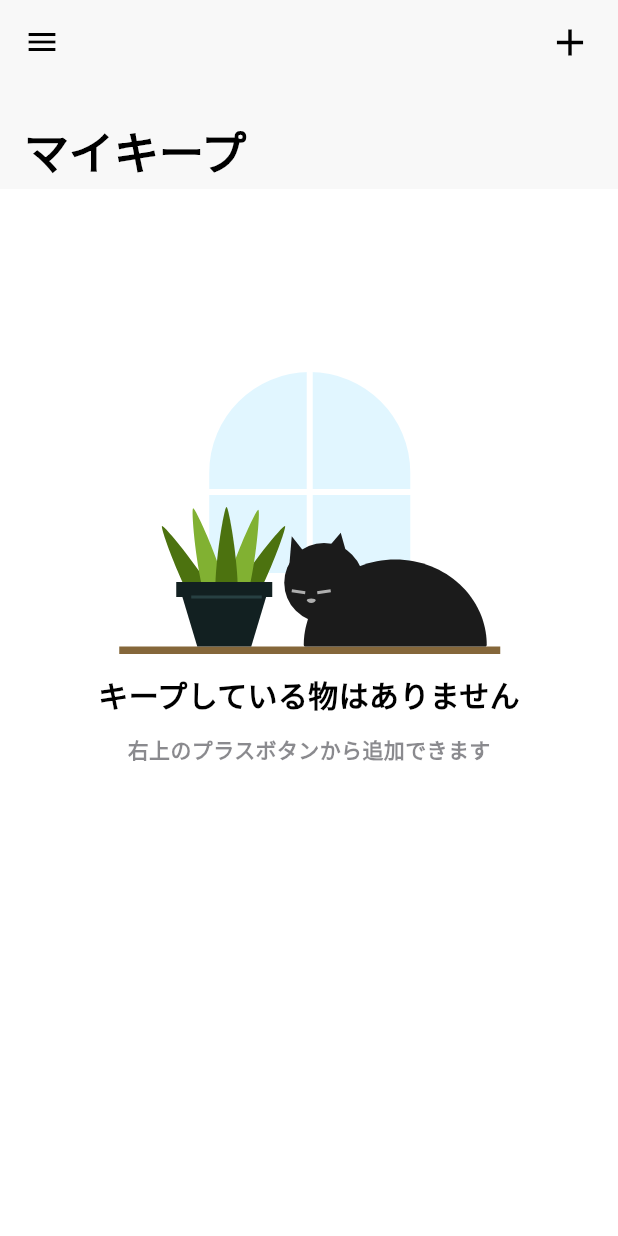
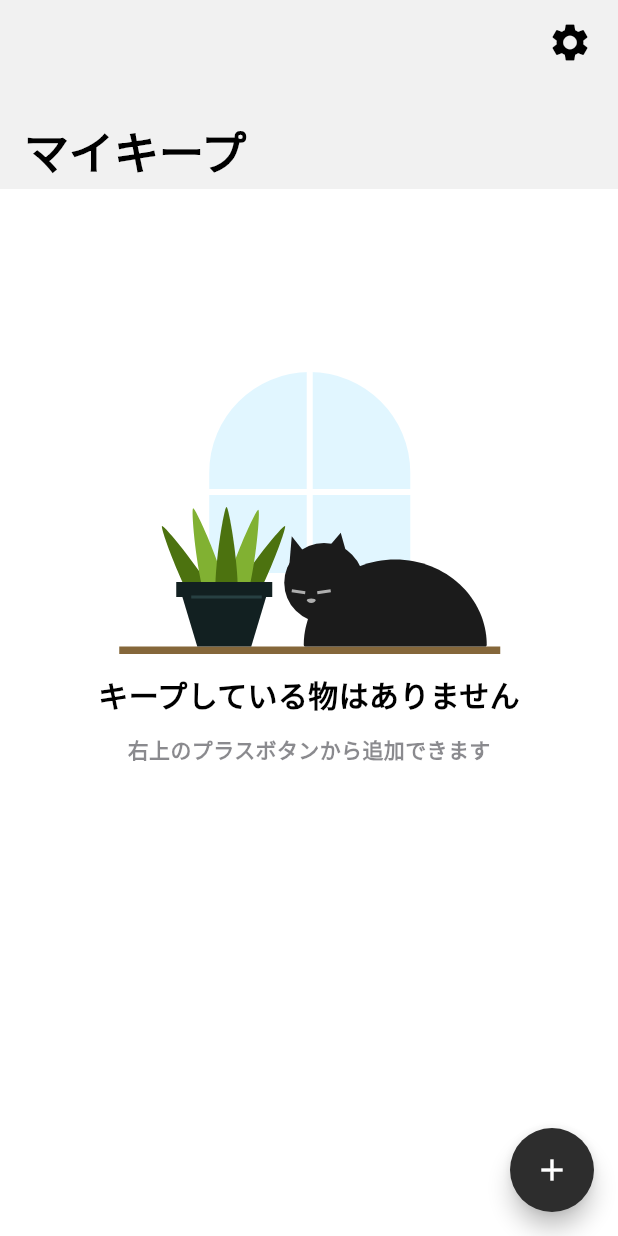
Before and after one commit to emusute1212/MyKeep, a Flutter app: the screen it shows after launch, on a phone screen of 412 x 824 dp. Run offline on Flutter 3.47's test engine with Material 3 defaults, Android fonts, the phone set to English and light mode, and no system bars; our stand-ins replace cached_network_image, drift, flutter_hooks, flutter_svg, flutter_svg_provider, freezed_annotation and 2 more; missing offline and left inert: metadata_fetch, receive_sharing_intent; accounts and stored records are empty; generated files the repository leaves out were written again.

```diff
--- a/lib/app.dart
+++ b/lib/app.dart
@@ -12,7 +12,9 @@ import 'package:mykeep/ui/share/share_view_model.dart';
 import 'package:mykeep/ui/share/state/share_state.dart';
 
 class App extends HookConsumerWidget {
-  const App({Key? key}) : super(key: key);
+  App({super.key});
+
+  final GlobalKey<ScaffoldState> _key = GlobalKey();
 
   @override
   Widget build(BuildContext context, WidgetRef ref) {
@@ -34,10 +36,11 @@ class App extends HookConsumerWidget {
     }, const []);
 
     return MaterialApp(
+      key: _key,
       title: 'My keep',
       theme: ThemeData(
         colorScheme: ColorScheme.fromSwatch(
-          backgroundColor: const Color(0xFFe5e5e5),
+          backgroundColor: const Color(0xFFF1F1F1),
         ),
         fontFamily: ".SF Pro Display",
       ),
@@ -62,19 +65,19 @@ class App extends HookConsumerWidget {
             physics: const BouncingScrollPhysics(),
             slivers: [
               SliverAppBar(
-                backgroundColor: const Color(0xFFF8F8F8),
+                backgroundColor: const Color(0xFFF1F1F1),
                 expandedHeight: 126,
                 stretch: true,
-                iconTheme: IconThemeData(color: Colors.black),
+                iconTheme: const IconThemeData(color: Colors.black),
                 actions: [
                   Padding(
                     padding: const EdgeInsets.all(8),
                     child: IconButton(
                       padding: EdgeInsets.zero,
                       onPressed: () {
-                        AddingPage.showAddingPage(context);
+                        _key.currentState!.openEndDrawer();
                       },
-                      icon: const Icon(Icons.add_sharp),
+                      icon: const Icon(Icons.settings),
                       iconSize: 30,
                     ),
                   ),
@@ -115,7 +118,7 @@ class App extends HookConsumerWidget {
                     ),
             ],
           ),
-          drawer: Drawer(
+          endDrawer: Drawer(
             child: ListView(
               children: Menus.values
                   .map((e) => ListTile(
@@ -127,6 +130,14 @@ class App extends HookConsumerWidget {
                       ))
                   .toList(),
             ),
+          ),
+          floatingActionButton: FloatingActionButton(
+            shape: const CircleBorder(),
+            backgroundColor: const Color(0xFF2D2D2D),
+            onPressed: () {
+              AddingPage.showAddingPage(context);
+            },
+            child: const Icon(Icons.add_sharp),
           ),
         );
       }),
--- a/lib/main.dart
+++ b/lib/main.dart
@@ -7,7 +7,7 @@ void main() {
     // For widgets to be able to read providers, we need to wrap the entire
     // application in a "ProviderScope" widget.
     // This is where the state of our providers will be stored.
-    const ProviderScope(
+    ProviderScope(
       child: App(),
     ),
   );
--- a/lib/ui/share/share_view_model.dart
+++ b/lib/ui/share/share_view_model.dart
@@ -23,7 +23,7 @@ class ShareViewModel extends StateNotifier<ShareState> {
     _intentDataStreamSubscription = ReceiveSharingIntent.getMediaStream()
         .listen((List<SharedMediaFile> stream) {
       for (var value in stream) {
-        _onNotifyUrl(value.message);
+        _onNotifyUrl(value.path);
       }
     }, onError: (err) {
       print("getLinkStream error: $err");
@@ -31,13 +31,13 @@ class ShareViewModel extends StateNotifier<ShareState> {
 
     ReceiveSharingIntent.getInitialMedia().then((media) {
       for (var value in media) {
-        _onNotifyUrl(value.message);
+        _onNotifyUrl(value.path);
       }
     });
   }
 
   void _onNotifyUrl(String? url) async {
-    print("Shareed Url is `$url`");
+    print("Shared Url is `$url`");
     if (url == null) return;
     _usecase.addKeepItem(url).then((isSuccess) {
       state = state.copyWith(
--- a/pubspec.yaml
+++ b/pubspec.yaml
@@ -49,7 +49,7 @@ dependencies:
   hooks_riverpod: ^2.4.10
 
   # get ogp lib
-  metadata_fetch: ^0.4.0
+  metadata_fetch: ^0.4.1
 
   # freezed
   freezed_annotation: ^2.4.1
```
Also changed, not shown: lib/usecase/my_keep_usecase.dart (+3 -6 lines).
